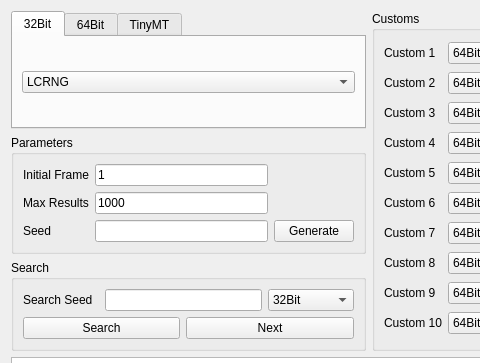
This is Forms/Util/Researcher.ui in Admiral-Fish/PokeFinder as Qt 5 draws it before an edit; both pictures show x 0 to 480 and y 0 to 363 of the 870 by 670 pixel window. The edited form follows.
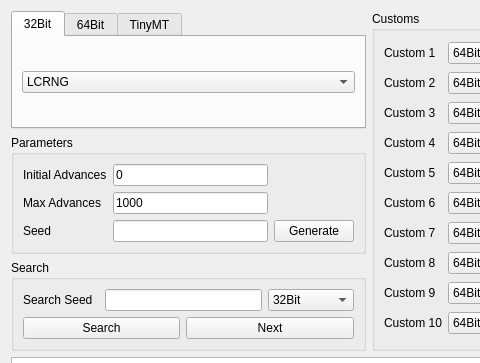
This is the edited form. Custom widgets are drawn as their Qt base class.

Commit message: Rename frame to advance, and start from advance 0 (closes #108) (#113)

Patch:
```diff
--- a/Forms/Util/Researcher.ui
+++ b/Forms/Util/Researcher.ui
@@ -2503,21 +2503,21 @@
       <item row="0" column="0">
        <widget class="QLabel" name="labelInitialFrame">
         <property name="text">
-         <string>Initial Frame</string>
+         <string>Initial Advances</string>
         </property>
        </widget>
       </item>
       <item row="0" column="1">
        <widget class="TextBox" name="textBoxInitialFrame">
         <property name="text">
-         <string notr="true">1</string>
+         <string notr="true">0</string>
         </property>
        </widget>
       </item>
       <item row="1" column="0">
        <widget class="QLabel" name="labelMaxResults">
         <property name="text">
-         <string>Max Results</string>
+         <string>Max Advances</string>
         </property>
        </widget>
       </item>
```
Left out of the diff: 12 changed lines with no effect on the pictures. The commit also changes 271 other files.
